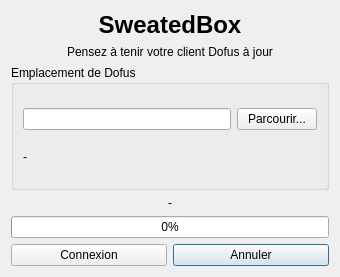
The window that BotDofus/src/gui/connectiondialog.ui (josuesavy/BotDofus) describes before a commit, drawn with Qt 5.
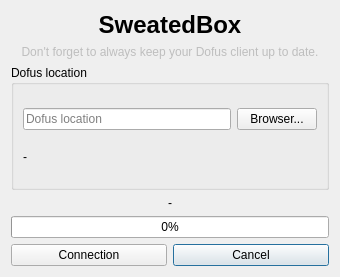
The same window after the commit. Icons and pictures are not drawn.

Commit message: BotDofus: change native language (english)

What changed in the file:
```diff
--- a/BotDofus/src/gui/connectiondialog.ui
+++ b/BotDofus/src/gui/connectiondialog.ui
@@ -45,6 +45,9 @@
    </item>
    <item row="1" column="0" colspan="2">
     <widget class="QLabel" name="label_2">
+     <property name="enabled">
+      <bool>false</bool>
+     </property>
      <property name="sizePolicy">
       <sizepolicy hsizetype="Preferred" vsizetype="Fixed">
        <horstretch>0</horstretch>
@@ -52,7 +55,7 @@
       </sizepolicy>
      </property>
      <property name="text">
-      <string>Pensez à tenir votre client Dofus à jour</string>
+      <string>Don't forget to always keep your Dofus client up to date.</string>
      </property>
      <property name="alignment">
       <set>Qt::AlignCenter</set>
@@ -62,7 +65,7 @@
    <item row="5" column="1">
     <widget class="QPushButton" name="pushButton_2">
      <property name="text">
-      <string>Annuler</string>
+      <string>Cancel</string>
      </property>
      <property name="icon">
       <iconset resource="../../res/resources.qrc">
@@ -96,7 +99,7 @@
    <item row="5" column="0">
     <widget class="QPushButton" name="pushButtonConnect">
      <property name="text">
-      <string>Connexion</string>
+      <string>Connection</string>
      </property>
      <property name="icon">
       <iconset resource="../../res/resources.qrc">
@@ -107,16 +110,20 @@
    <item row="2" column="0" colspan="2">
     <widget class="QGroupBox" name="groupBox">
      <property name="title">
-      <string>Emplacement de Dofus</string>
+      <string>Dofus location</string>
      </property>
      <layout class="QGridLayout" name="gridLayout_2">
       <item row="0" column="0">
-       <widget class="QLineEdit" name="lineEditPathDofus"/>
+       <widget class="QLineEdit" name="lineEditPathDofus">
+        <property name="placeholderText">
+         <string>Dofus location</string>
+        </property>
+       </widget>
       </item>
       <item row="0" column="1">
        <widget class="QPushButton" name="pushButtonBrowser">
         <property name="text">
-         <string>Parcourir...</string>
+         <string>Browser...</string>
         </property>
        </widget>
       </item>
```
The commit also changes 38 other files.
